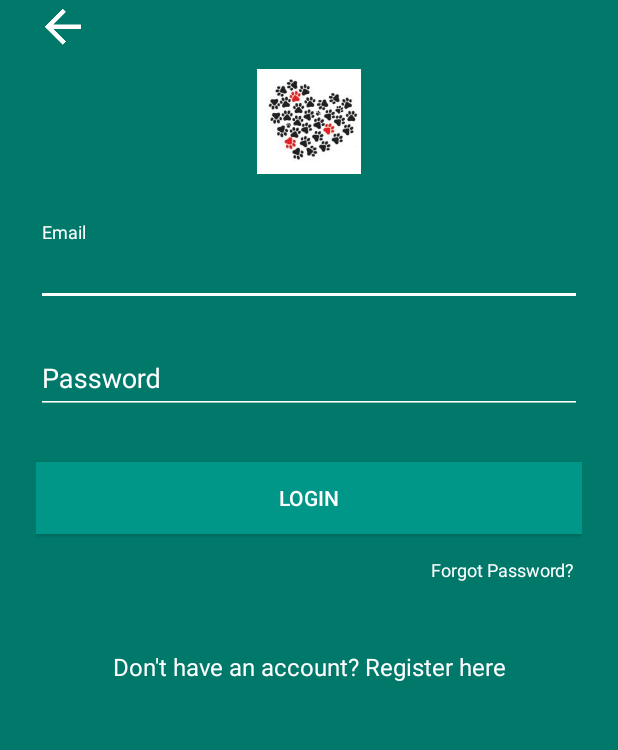
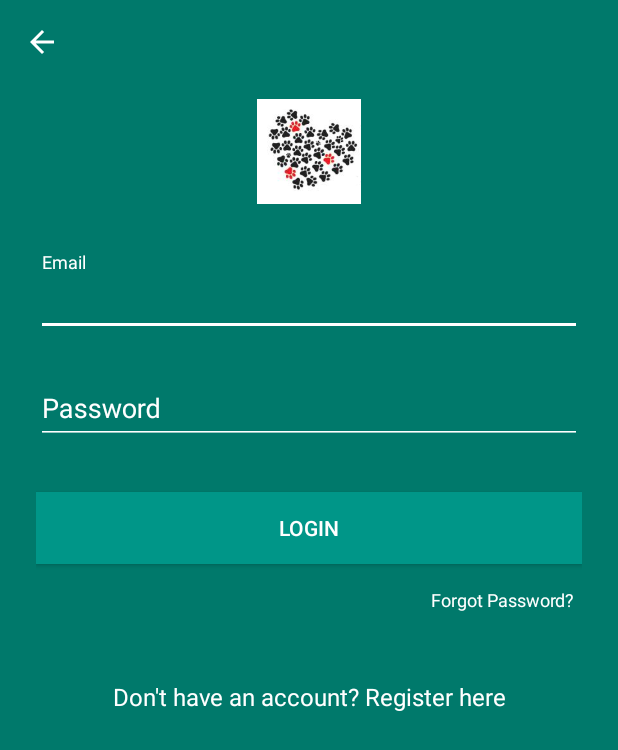
Before and after one commit to ohwittmannone/Just-Paws, an Android app: the LoginActivity screen opened directly, with no data from a screen before it, on a phone screen of 412 x 824 dp. Shown: the top 750 px of the screen. Run offline under Robolectric (Android 15) with nearby library versions, the phone set to English and light mode, and no system bars; our stand-ins replace Firebase (no records; nobody signed in at launch, a user with empty details on screens opened directly).

Commit message:
UI updates and bugfix

```diff
--- a/app/src/main/java/com/ohwittmannone/just_paws/BaseCompatActivity.java
+++ b/app/src/main/java/com/ohwittmannone/just_paws/BaseCompatActivity.java
@@ -30,12 +30,14 @@ public class BaseCompatActivity extends AppCompatActivity {
 
         actionBar = getSupportActionBar();
         actionBar.setTitle(title);
+        toolbar.setTitleTextColor(Color.WHITE);
         actionBar.setDisplayHomeAsUpEnabled(displayUp);
     }
 
     public void setupCollapsibleToolbar(String title, boolean setVisibleOnlyCollapse){
         collapsingToolbar = (CollapsingToolbarLayout) findViewById(R.id.collapsing_toolbar);
         collapsingToolbar.setTitle(title);
+        collapsingToolbar.setCollapsedTitleTextColor(Color.WHITE);
 
         if (setVisibleOnlyCollapse){
             collapsingToolbar.setExpandedTitleColor(Color.TRANSPARENT);
--- a/app/src/main/java/com/ohwittmannone/just_paws/login/LoginActivity.java
+++ b/app/src/main/java/com/ohwittmannone/just_paws/login/LoginActivity.java
@@ -4,6 +4,7 @@ import android.content.Context;
 import android.content.Intent;
 import android.os.Bundle;
 import android.support.annotation.NonNull;
+import android.support.v7.widget.Toolbar;
 import android.util.Log;
 import android.view.View;
 import android.widget.Button;
@@ -38,13 +39,17 @@ public class LoginActivity extends BaseCompatActivity {
         super.onCreate(savedInstanceState);
         setContentView(R.layout.activity_login);
         context = getApplicationContext();
+
+        Toolbar toolbar = (Toolbar) findViewById(R.id.toolbar);
+        if (toolbar != null){
+            setupToolbar("", true);
+        }
+
         Button btnLogin;
-        ImageView back;
         TextView linkRegister, linkPasswordReset;
         final EditText inputEmail, inputPassword;
 
         btnLogin = (Button) findViewById(R.id.btn_login);
-        back = (ImageView) findViewById(R.id.back_btn);
         inputEmail = (EditText) findViewById(R.id.input_email);
         inputPassword = (EditText) findViewById(R.id.input_password);
         linkRegister = (TextView) findViewById(R.id.link_register);
@@ -76,14 +81,6 @@ public class LoginActivity extends BaseCompatActivity {
             }
         });
 
-        back.setOnClickListener(new View.OnClickListener() {
-            @Override
-            public void onClick(View view) {
-                Intent intent = new Intent(LoginActivity.this, MainActivity.class);
-                startActivity(intent);
-            }
-        });
-
         linkRegister.setOnClickListener(new View.OnClickListener() {
             @Override
             public void onClick(View view) {
@@ -101,6 +98,15 @@ public class LoginActivity extends BaseCompatActivity {
         });
 
     }
+
+    @Override
+    public boolean onSupportNavigateUp(){
+        //onBackPressed();
+        Intent intent = new Intent(LoginActivity.this, MainActivity.class);
+        startActivity(intent);
+        return true;
+    }
+
 
     @Override
     public void onStart(){
--- a/app/src/main/res/layout/activity_admin_mgmt.xml
+++ b/app/src/main/res/layout/activity_admin_mgmt.xml
@@ -10,7 +10,8 @@
         android:layout_width="match_parent"
         android:layout_height="wrap_content"
         android:background="@color/darkPrimaryColour"
-        android:title="Admin Management">
+        android:title="Admin Management"
+        style="@style/Base_ToolbarStyle">
 
 
         <android.support.v7.widget.SearchView
--- a/app/src/main/res/layout/activity_login.xml
+++ b/app/src/main/res/layout/activity_login.xml
@@ -3,8 +3,23 @@
 <ScrollView xmlns:android="http://schemas.android.com/apk/res/android"
     android:layout_width="fill_parent"
     android:layout_height="fill_parent"
-    android:fitsSystemWindows="true"
-    android:background="@color/darkPrimaryColour">
+    android:background="@color/darkPrimaryColour"
+    android:fitsSystemWindows="true">
+
+
+    <LinearLayout
+        android:layout_width="match_parent"
+        android:layout_height="match_parent"
+        android:orientation="vertical">
+
+        <android.support.v7.widget.Toolbar
+            android:id="@+id/toolbar"
+            android:layout_width="match_parent"
+            android:layout_height="wrap_content"
+            android:background="@color/darkPrimaryColour"
+            style="@style/Base_ToolbarStyle">
+
+        </android.support.v7.widget.Toolbar>
 
         <LinearLayout
             android:layout_width="match_parent"
@@ -12,12 +27,6 @@
             android:orientation="vertical"
             android:paddingLeft="24dp"
             android:paddingRight="24dp">
-
-        <ImageView
-            android:id="@+id/back_btn"
-            android:layout_width="wrap_content"
-            android:layout_height="wrap_content"
-            android:src="@drawable/ic_arrow_back_white_36dp" />
 
             <ImageView
                 android:id="@+id/imageView2"
@@ -96,6 +105,7 @@
                 android:text="Don't have an account? Register here"
                 android:textColor="@color/white"
                 android:textSize="16dip" />
+        </LinearLayout>
 
     </LinearLayout>
 </ScrollView>
--- a/app/src/main/res/layout/app_bar_main.xml
+++ b/app/src/main/res/layout/app_bar_main.xml
@@ -33,7 +33,8 @@
                 android:id="@+id/toolbar"
                 android:layout_width="match_parent"
                 android:layout_height="?attr/actionBarSize"
-                app:layout_collapseMode="pin">
+                app:layout_collapseMode="pin"
+                style="@style/Base_ToolbarStyle">
 
 
             </android.support.v7.widget.Toolbar>
--- a/app/src/main/res/values/styles.xml
+++ b/app/src/main/res/values/styles.xml
@@ -32,5 +32,19 @@
         <item name="colorControlHighlight">@color/white</item>
     </style>
 
+    <style name="Base_ToolbarStyle">
+        <item name="popupTheme">@style/ThemeOverlay.AppCompat</item>
+        <item name="android:theme">@style/Base_ToolbarTheme</item>
+    </style>
+
+    <style name="Base_ToolbarTheme">
+        <!-- Color used for the title of the Toolbar - as long as not overridden -->
+        <item name="android:textColorPrimary">@color/white</item>
+        <!-- Used to color back button and three dots -->
+        <item name="android:textColorSecondary">@color/white</item>
+    </style>
+
+
+
 
 </resources>
```
Also changed, not shown: app/src/main/java/com/ohwittmannone/just_paws/MainActivity.java (+3 -9 lines), app/src/main/java/com/ohwittmannone/just_paws/admin/AdminMgmt.java (+11 -1 lines). Lines whose indentation alone changed are shown as unchanged.
